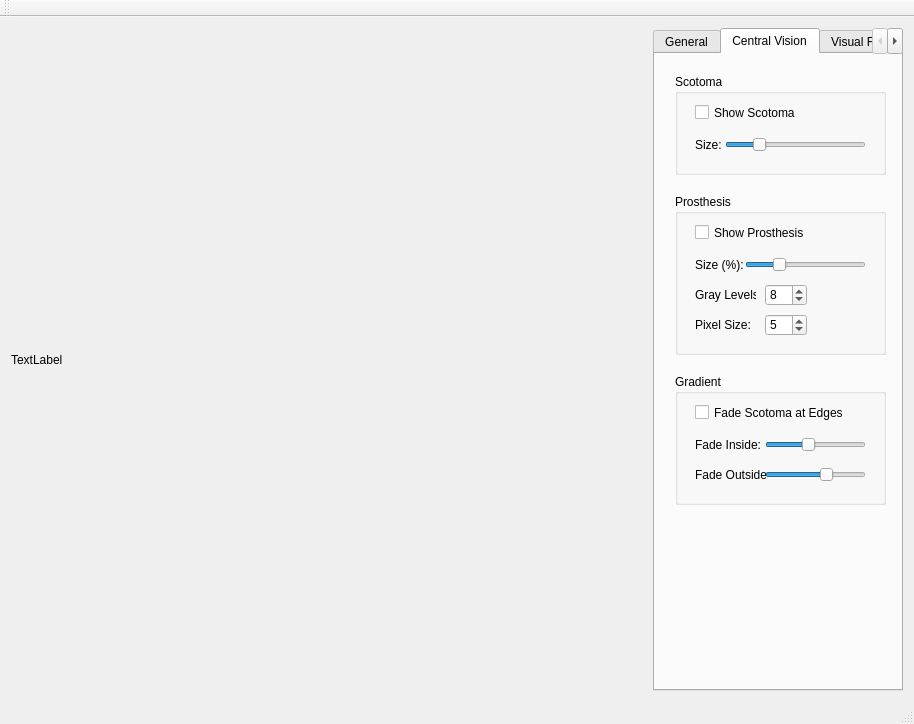
Old version of the form EyeTrackingSuite/EyeTrackingSuite.ui in the repository jaffob/EyeTrackingSuite.
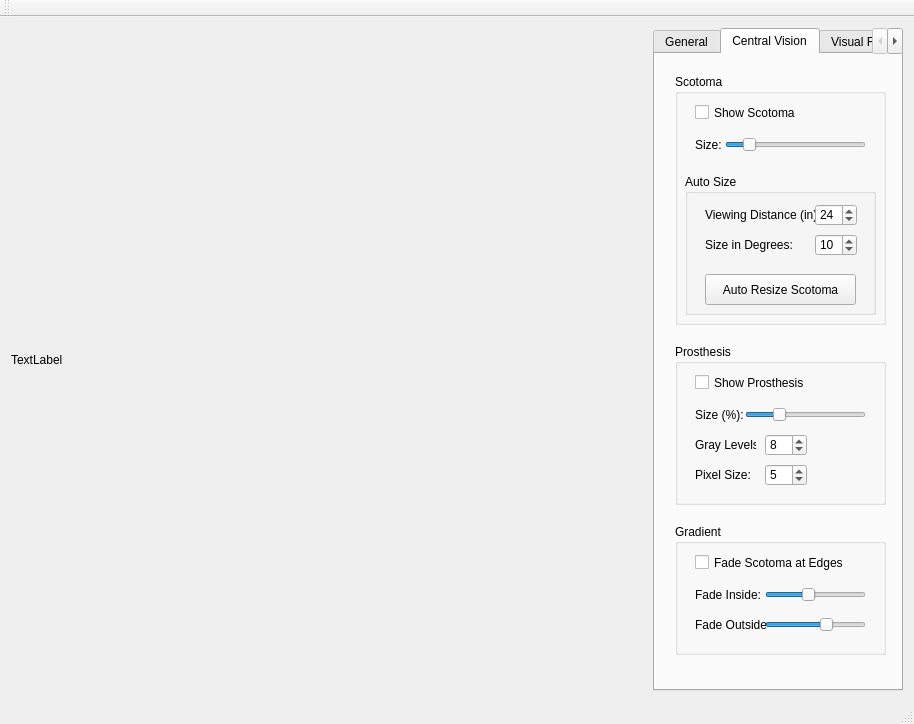
New version of the form. Custom widgets are drawn as their Qt base class.

Commit message: add scotoma auto-size tool

```diff
--- a/EyeTrackingSuite/EyeTrackingSuite.ui
+++ b/EyeTrackingSuite/EyeTrackingSuite.ui
@@ -232,7 +232,7 @@
           <x>20</x>
           <y>20</y>
           <width>211</width>
-          <height>101</height>
+          <height>251</height>
          </rect>
         </property>
         <property name="title">
@@ -251,7 +251,7 @@
           <number>10</number>
          </property>
          <property name="maximum">
-          <number>200</number>
+          <number>300</number>
          </property>
          <property name="value">
           <number>50</number>
@@ -289,12 +289,102 @@
           <string>Size:</string>
          </property>
         </widget>
+        <widget class="QGroupBox" name="groupBox_8">
+         <property name="geometry">
+          <rect>
+           <x>10</x>
+           <y>100</y>
+           <width>191</width>
+           <height>141</height>
+          </rect>
+         </property>
+         <property name="title">
+          <string>Auto Size</string>
+         </property>
+         <widget class="QLabel" name="label_9">
+          <property name="geometry">
+           <rect>
+            <x>20</x>
+            <y>30</y>
+            <width>111</width>
+            <height>21</height>
+           </rect>
+          </property>
+          <property name="text">
+           <string>Viewing Distance (in):</string>
+          </property>
+         </widget>
+         <widget class="QSpinBox" name="scotomaAutoViewDist">
+          <property name="geometry">
+           <rect>
+            <x>130</x>
+            <y>30</y>
+            <width>42</width>
+            <height>22</height>
+           </rect>
+          </property>
+          <property name="minimum">
+           <number>1</number>
+          </property>
+          <property name="maximum">
+           <number>60</number>
+          </property>
+          <property name="value">
+           <number>24</number>
+          </property>
+         </widget>
+         <widget class="QLabel" name="label_10">
+          <property name="geometry">
+           <rect>
+            <x>20</x>
+            <y>60</y>
+            <width>111</width>
+            <height>21</height>
+           </rect>
+          </property>
+          <property name="text">
+           <string>Size in Degrees:</string>
+          </property>
+         </widget>
+         <widget class="QSpinBox" name="scotomaAutoSizeDegrees">
+          <property name="geometry">
+           <rect>
+            <x>130</x>
+            <y>60</y>
+            <width>42</width>
+            <height>22</height>
+           </rect>
+          </property>
+          <property name="minimum">
+           <number>1</number>
+          </property>
+          <property name="maximum">
+           <number>20</number>
+          </property>
+          <property name="value">
+           <number>10</number>
+          </property>
+         </widget>
+         <widget class="QPushButton" name="scotomaAutoSize">
+          <property name="geometry">
+           <rect>
+            <x>20</x>
+            <y>100</y>
+            <width>151</width>
+            <height>31</height>
+           </rect>
+          </property>
+          <property name="text">
+           <string>Auto Resize Scotoma</string>
+          </property>
+         </widget>
+        </widget>
        </widget>
        <widget class="QGroupBox" name="groupBox_3">
         <property name="geometry">
          <rect>
           <x>20</x>
-          <y>140</y>
+          <y>290</y>
           <width>211</width>
           <height>161</height>
          </rect>
@@ -419,7 +509,7 @@
         <property name="geometry">
          <rect>
           <x>20</x>
-          <y>320</y>
+          <y>470</y>
           <width>211</width>
           <height>131</height>
          </rect>
```
Left out of the diff: 17 changed lines with no effect on the pictures. The commit also changes 3 other files.
